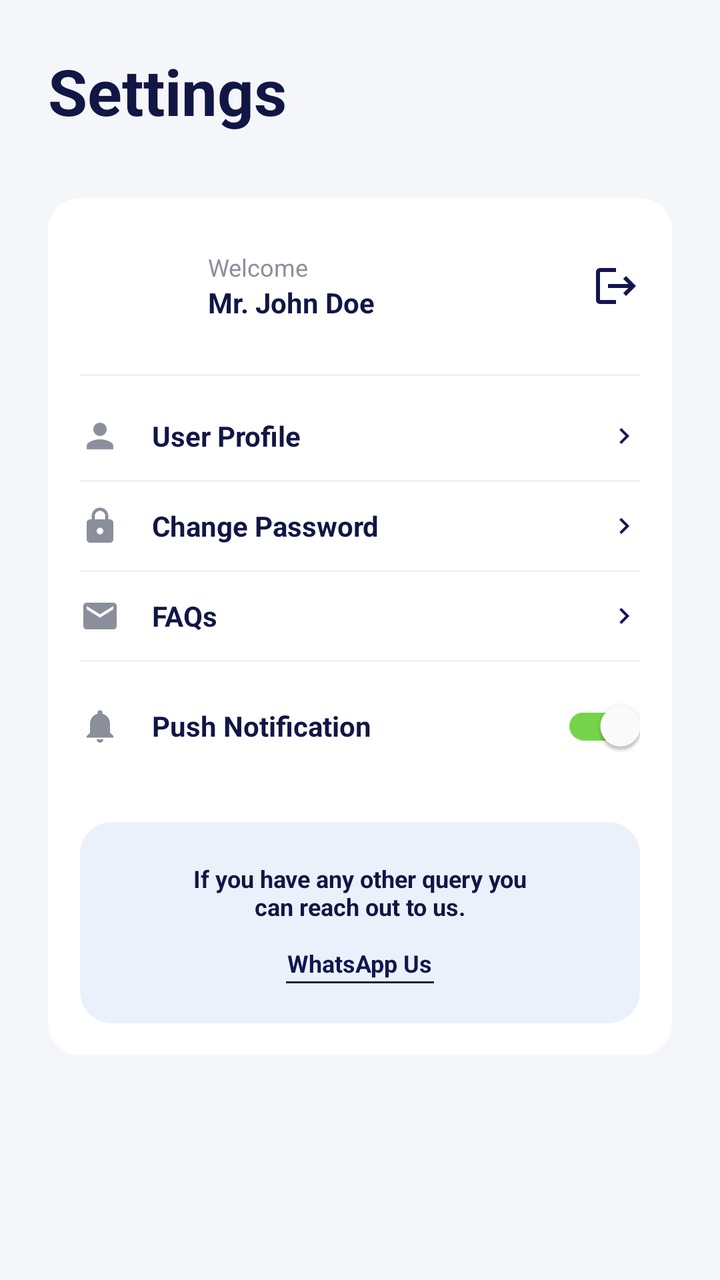
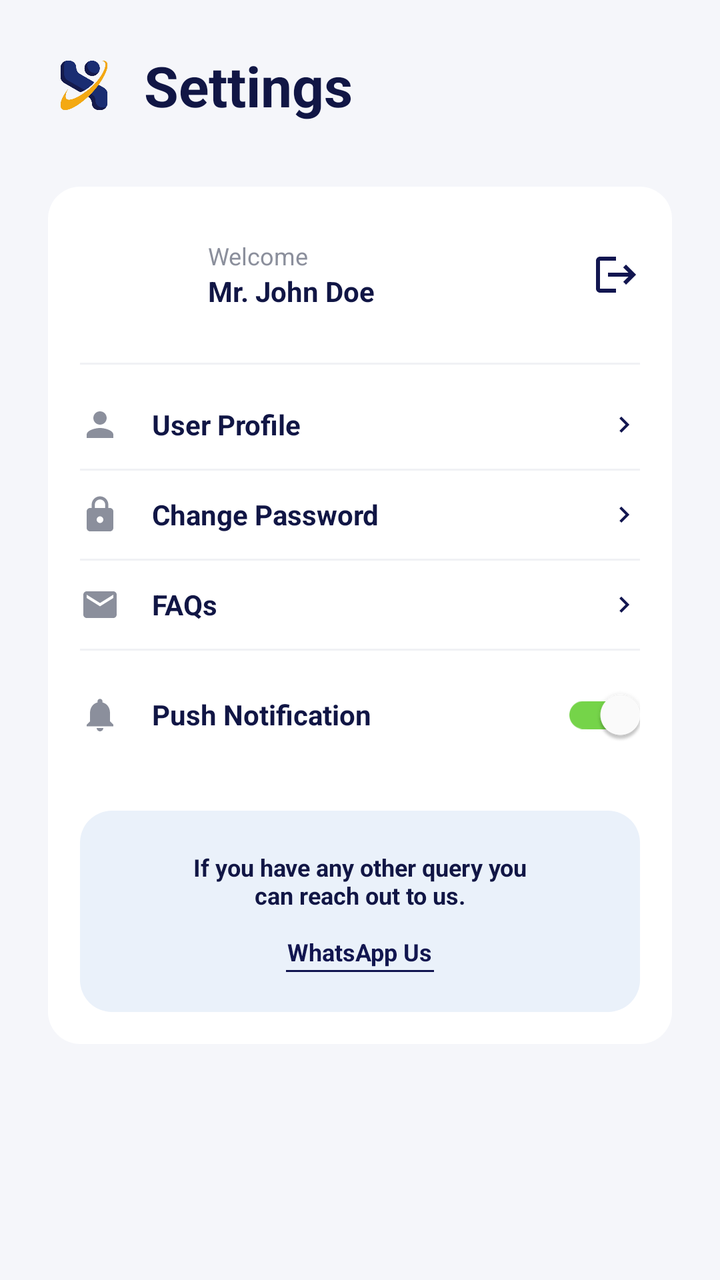

Screens rendered from an Android XML layout before and after an edit, with the pre-edit source and the edit as a unified diff.
<!-- AndroidManifest.xml: activity theme Theme.MaterialComponents.Light.NoActionBar -->
<!-- res/layout/fragment_profile.xml -->
<?xml version="1.0" encoding="utf-8"?>
<androidx.core.widget.NestedScrollView xmlns:android="http://schemas.android.com/apk/res/android"
    xmlns:app="http://schemas.android.com/apk/res-auto"
    android:layout_width="match_parent"
    android:layout_height="match_parent"
    android:background="#F5F6FA"
    android:fillViewport="true">

    <LinearLayout
        android:layout_width="match_parent"
        android:layout_height="wrap_content"
        android:orientation="vertical"
        android:padding="24dp">

        
        <TextView
            android:layout_width="wrap_content"
            android:layout_height="wrap_content"
            android:text="Settings"
            android:textColor="#111645"
            android:textSize="32sp"
            android:textStyle="bold"
            android:layout_marginBottom="32dp" />

        <LinearLayout
            android:layout_width="match_parent"
            android:layout_height="wrap_content"
            android:orientation="vertical"
            android:background="@drawable/bg_rounded_white_card"
            android:elevation="0dp"
            android:paddingTop="8dp"
            android:paddingBottom="16dp">

            
            <RelativeLayout
                android:layout_width="match_parent"
                android:layout_height="wrap_content"
                android:paddingHorizontal="16dp"
                android:paddingVertical="12dp">

                <com.google.android.material.imageview.ShapeableImageView
                    android:id="@+id/ivAvatar"
                    android:layout_width="48dp"
                    android:layout_height="48dp"
                    android:layout_centerVertical="true"
                    android:scaleType="centerCrop"
                    android:src="@drawable/ic_avatar"
                    app:shapeAppearanceOverlay="@style/ShapeAppearanceOverlay.App.CornerSize50Percent" />

                <LinearLayout
                    android:layout_width="wrap_content"
                    android:layout_height="wrap_content"
                    android:layout_centerVertical="true"
                    android:layout_marginStart="16dp"
                    android:layout_toEndOf="@id/ivAvatar"
                    android:orientation="vertical">

                    <TextView
                        android:layout_width="wrap_content"
                        android:layout_height="wrap_content"
                        android:text="Welcome"
                        android:textColor="#8B8F9C"
                        android:textSize="12sp" />

                    <TextView
                        android:id="@+id/tvName"
                        android:layout_width="wrap_content"
                        android:layout_height="wrap_content"
                        android:text="Mr. John Doe"
                        android:textColor="#111645"
                        android:textSize="14sp"
                        android:textStyle="bold" />
                </LinearLayout>

                <ImageView
                    android:id="@+id/btnLogout"
                    android:layout_width="24dp"
                    android:layout_height="24dp"
                    android:layout_alignParentEnd="true"
                    android:layout_centerVertical="true"
                    android:src="@drawable/ic_exit"
                    app:tint="#121650"
                    android:background="?attr/selectableItemBackgroundBorderless"
                    android:clickable="true"
                    android:focusable="true"/>
            </RelativeLayout>

            <View android:layout_width="match_parent" android:layout_height="1dp" android:background="#F0F1F5" android:layout_marginHorizontal="16dp" android:layout_marginVertical="8dp" />

            
            <LinearLayout
                android:id="@+id/btnPersonalInfo"
                android:layout_width="match_parent"
                android:layout_height="wrap_content"
                android:orientation="horizontal"
                android:paddingHorizontal="16dp"
                android:paddingVertical="12dp"
                android:gravity="center_vertical"
                android:clickable="true"
                android:focusable="true"
                android:background="?attr/selectableItemBackground">

                <ImageView
                    android:layout_width="20dp"
                    android:layout_height="20dp"
                    android:src="@drawable/ic_nav_profile"
                    app:tint="#8B8F9C" />

                <TextView
                    android:layout_width="0dp"
                    android:layout_height="wrap_content"
                    android:layout_weight="1"
                    android:layout_marginStart="16dp"
                    android:text="User Profile"
                    android:textColor="#111645"
                    android:textSize="14sp"
                    android:textStyle="bold"/>

                <ImageView
                    android:layout_width="16dp"
                    android:layout_height="16dp"
                    android:src="@drawable/ic_chevron_right"
                    app:tint="#121650" />
            </LinearLayout>

            <View android:layout_width="match_parent" android:layout_height="1dp" android:background="#F0F1F5" android:layout_marginHorizontal="16dp" />

            
            <LinearLayout
                android:id="@+id/btnChangePassword"
                android:layout_width="match_parent"
                android:layout_height="wrap_content"
                android:orientation="horizontal"
                android:paddingHorizontal="16dp"
                android:paddingVertical="12dp"
                android:gravity="center_vertical"
                android:clickable="true"
                android:focusable="true"
                android:background="?attr/selectableItemBackground">

                <ImageView
                    android:layout_width="20dp"
                    android:layout_height="20dp"
                    android:src="@drawable/ic_lock_outline"
                    app:tint="#8B8F9C" />

                <TextView
                    android:layout_width="0dp"
                    android:layout_height="wrap_content"
                    android:layout_weight="1"
                    android:layout_marginStart="16dp"
                    android:text="Change Password"
                    android:textColor="#111645"
                    android:textSize="14sp"
                    android:textStyle="bold"/>

                <ImageView
                    android:layout_width="16dp"
                    android:layout_height="16dp"
                    android:src="@drawable/ic_chevron_right"
                    app:tint="#121650" />
            </LinearLayout>

            <View android:layout_width="match_parent" android:layout_height="1dp" android:background="#F0F1F5" android:layout_marginHorizontal="16dp" />

            
            <LinearLayout
                android:id="@+id/btnFaq"
                android:layout_width="match_parent"
                android:layout_height="wrap_content"
                android:orientation="horizontal"
                android:paddingHorizontal="16dp"
                android:paddingVertical="12dp"
                android:gravity="center_vertical"
                android:clickable="true"
                android:focusable="true"
                android:background="?attr/selectableItemBackground">

                <ImageView
                    android:layout_width="20dp"
                    android:layout_height="20dp"
                    android:src="@drawable/ic_email_outline"
                    app:tint="#8B8F9C" />

                <TextView
                    android:layout_width="0dp"
                    android:layout_height="wrap_content"
                    android:layout_weight="1"
                    android:layout_marginStart="16dp"
                    android:text="FAQs"
                    android:textColor="#111645"
                    android:textSize="14sp"
                    android:textStyle="bold"/>

                <ImageView
                    android:layout_width="16dp"
                    android:layout_height="16dp"
                    android:src="@drawable/ic_chevron_right"
                    app:tint="#121650" />
            </LinearLayout>

            <View android:layout_width="match_parent" android:layout_height="1dp" android:background="#F0F1F5" android:layout_marginHorizontal="16dp" />

            
            <LinearLayout
                android:layout_width="match_parent"
                android:layout_height="wrap_content"
                android:orientation="horizontal"
                android:paddingHorizontal="16dp"
                android:paddingVertical="8dp"
                android:gravity="center_vertical">

                <ImageView
                    android:layout_width="20dp"
                    android:layout_height="20dp"
                    android:src="@drawable/ic_notifications"
                    app:tint="#8B8F9C" />

                <TextView
                    android:layout_width="0dp"
                    android:layout_height="wrap_content"
                    android:layout_weight="1"
                    android:layout_marginStart="16dp"
                    android:text="Push Notification"
                    android:textColor="#111645"
                    android:textSize="14sp"
                    android:textStyle="bold"/>

                <com.google.android.material.switchmaterial.SwitchMaterial
                    android:layout_width="wrap_content"
                    android:layout_height="wrap_content"
                    android:checked="true"
                    app:trackTint="#75D449"
                    app:thumbTint="#FFFFFF"/>
            </LinearLayout>

            
            
            <LinearLayout
                android:layout_width="match_parent"
                android:layout_height="wrap_content"
                android:orientation="vertical"
                android:background="@drawable/bg_support_card"
                android:layout_marginHorizontal="16dp"
                android:layout_marginTop="16dp"
                android:padding="20dp"
                android:gravity="center">

                <TextView
                    android:layout_width="match_parent"
                    android:layout_height="wrap_content"
                    android:text="If you have any other query you\ncan reach out to us."
                    android:textColor="#111645"
                    android:textSize="12sp"
                    android:textStyle="bold"
                    android:textAlignment="center"
                    android:layout_marginBottom="12dp" />

                <TextView
                    android:id="@+id/btnWhatsapp"
                    android:layout_width="wrap_content"
                    android:layout_height="wrap_content"
                    android:text="WhatsApp Us"
                    android:textColor="#121650"
                    android:textSize="12sp"
                    android:textStyle="bold"
                    android:background="?attr/selectableItemBackgroundBorderless"
                    android:clickable="true"
                    android:focusable="true"/>
                <View
                    android:layout_width="74dp"
                    android:layout_height="1dp"
                    android:background="#121650"
                    android:layout_marginTop="1dp"/>
            </LinearLayout>

        </LinearLayout>
        
        <View android:layout_width="match_parent" android:layout_height="16dp"/>

    </LinearLayout>
</androidx.core.widget.NestedScrollView>
<!-- resources referenced by this layout -->
<resources>
  <!-- drawable bg_rounded_white_card (drawable) -->
  <?xml version="1.0" encoding="utf-8"?>
  <shape xmlns:android="http://schemas.android.com/apk/res/android">
      <solid android:color="#FFFFFF" />
      <corners android:radius="16dp" />
  </shape>
  <!-- drawable bg_support_card (drawable) -->
  <?xml version="1.0" encoding="utf-8"?>
  <shape xmlns:android="http://schemas.android.com/apk/res/android">
      <solid android:color="#EAF1FA" />
      <corners android:radius="16dp" />
  </shape>
  <!-- drawable ic_chevron_right (drawable) -->
  <vector xmlns:android="http://schemas.android.com/apk/res/android"
      android:width="24dp"
      android:height="24dp"
      android:viewportWidth="24.0"
      android:viewportHeight="24.0"
      android:tint="?attr/colorControlNormal">
      <path
          android:fillColor="@android:color/white"
          android:pathData="M10,6L8.59,7.41 13.17,12l-4.58,4.59L10,18l6,-6z"/>
  </vector>
  <!-- drawable ic_email_outline (drawable) -->
  <vector xmlns:android="http://schemas.android.com/apk/res/android"
      android:width="24dp"
      android:height="24dp"
      android:viewportWidth="24"
      android:viewportHeight="24"
      android:tint="#9CA3AF">
    <path android:fillColor="@android:color/white" android:pathData="M20,4H4c-1.1,0 -1.99,0.9 -1.99,2L2,18c0,1.1 0.9,2 2,2h16c1.1,0 2,-0.9 2,-2V6c0,-1.1 -0.9,-2 -2,-2zm0,4l-8,5 -8,-5V6l8,5 8,-5v2z"/>
  </vector>
  <!-- drawable ic_exit (drawable) -->
  <vector xmlns:android="http://schemas.android.com/apk/res/android"
      android:width="24dp"
      android:height="24dp"
      android:viewportWidth="24"
      android:viewportHeight="24"
      android:tint="#FFFFFF">
      <path
          android:fillColor="@android:color/white"
          android:pathData="M17,7l-1.41,1.41L18.17,11H8v2h10.17l-2.58,2.58L17,17l5,-5zM4,5h8V3H4c-1.1,0 -2,0.9 -2,2v14c0,1.1 0.9,2 2,2h8v-2H4V5z"/>
  </vector>
  <!-- drawable ic_lock_outline (drawable) -->
  <vector xmlns:android="http://schemas.android.com/apk/res/android"
      android:width="24dp"
      android:height="24dp"
      android:viewportWidth="24"
      android:viewportHeight="24"
      android:tint="#9CA3AF">
    <path android:fillColor="@android:color/white" android:pathData="M18,8h-1V6c0,-2.76 -2.24,-5 -5,-5S7,3.24 7,6v2H6c-1.1,0 -2,0.9 -2,2v10c0,1.1 0.9,2 2,2h12c1.1,0 2,-0.9 2,-2V10c0,-1.1 -0.9,-2 -2,-2zm-6,9c-1.1,0 -2,-0.9 -2,-2s0.9,-2 2,-2 2,0.9 2,2 -0.9,2 -2,2zm3.1,-9H8.9V6c0,-1.71 1.39,-3.1 3.1,-3.1 1.71,0 3.1,1.39 3.1,3.1v2z"/>
  </vector>
  <!-- drawable ic_nav_profile (drawable) -->
  <vector xmlns:android="http://schemas.android.com/apk/res/android"
      android:width="24dp"
      android:height="24dp"
      android:viewportWidth="24"
      android:viewportHeight="24">
    <path
        android:pathData="M12,12c2.21,0 4,-1.79 4,-4s-1.79,-4 -4,-4 -4,1.79 -4,4 1.79,4 4,4zm0,2c-2.67,0 -8,1.34 -8,4v2h16v-2c0,-2.66 -5.33,-4 -8,-4z"
        android:fillColor="@color/nav_inactive_gray"/>
  </vector>
  <!-- drawable ic_notifications (drawable) -->
  <vector xmlns:android="http://schemas.android.com/apk/res/android"
      android:width="24dp"
      android:height="24dp"
      android:viewportWidth="24"
      android:viewportHeight="24">
    <path
        android:fillColor="#000000"
        android:pathData="M12,22c1.1,0 2,-0.9 2,-2h-4c0,1.1 0.9,2 2,2zM18,16v-5c0,-3.07 -1.63,-5.64 -4.5,-6.32V4c0,-0.83 -0.67,-1.5 -1.5,-1.5s-1.5,0.67 -1.5,1.5v0.68C7.64,5.36 6,7.92 6,11v5l-2,2v1h16v-1l-2,-2z"/>
  </vector>
  <style name="ShapeAppearanceOverlay.App.CornerSize50Percent" parent="">
          <item name="cornerSize">50%</item>
      </style>
  <color name="nav_inactive_gray">#9CA3AF</color>
  <!-- unchanged entries left out for length: 1 -->
</resources>

<!-- the commit's change to res/layout/fragment_profile.xml (unified diff, before → after) -->
@@ -4,6 +4,7 @@
     android:layout_width="match_parent"
     android:layout_height="match_parent"
     android:background="#F5F6FA"
+    android:fitsSystemWindows="true"
     android:fillViewport="true">
 
     <LinearLayout
@@ -13,14 +14,28 @@
         android:padding="24dp">
 
         
-        <TextView
-            android:layout_width="wrap_content"
+        <LinearLayout
+            android:layout_width="match_parent"
             android:layout_height="wrap_content"
-            android:text="Settings"
-            android:textColor="#111645"
-            android:textSize="32sp"
-            android:textStyle="bold"
-            android:layout_marginBottom="32dp" />
+            android:orientation="horizontal"
+            android:gravity="center_vertical"
+            android:layout_marginBottom="32dp">
+
+            <ImageView
+                android:layout_width="36dp"
+                android:layout_height="36dp"
+                android:src="@drawable/logo_face_recognition"
+                android:layout_marginEnd="12dp"
+                android:scaleType="fitCenter" />
+
+            <TextView
+                android:layout_width="wrap_content"
+                android:layout_height="wrap_content"
+                android:text="Settings"
+                android:textColor="#111645"
+                android:textSize="28sp"
+                android:textStyle="bold" />
+        </LinearLayout>
 
         <LinearLayout
             android:layout_width="match_parent"
<!-- resource entries referenced after the edit -->
@@ -72,6 +72,7 @@
         android:fillColor="#000000"
         android:pathData="M12,22c1.1,0 2,-0.9 2,-2h-4c0,1.1 0.9,2 2,2zM18,16v-5c0,-3.07 -1.63,-5.64 -4.5,-6.32V4c0,-0.83 -0.67,-1.5 -1.5,-1.5s-1.5,0.67 -1.5,1.5v0.68C7.64,5.36 6,7.92 6,11v5l-2,2v1h16v-1l-2,-2z"/>
   </vector>
+  <!-- drawable logo_face_recognition: png bitmap (drawable, 96573 bytes) -->
   <style name="ShapeAppearanceOverlay.App.CornerSize50Percent" parent="">
           <item name="cornerSize">50%</item>
       </style>
